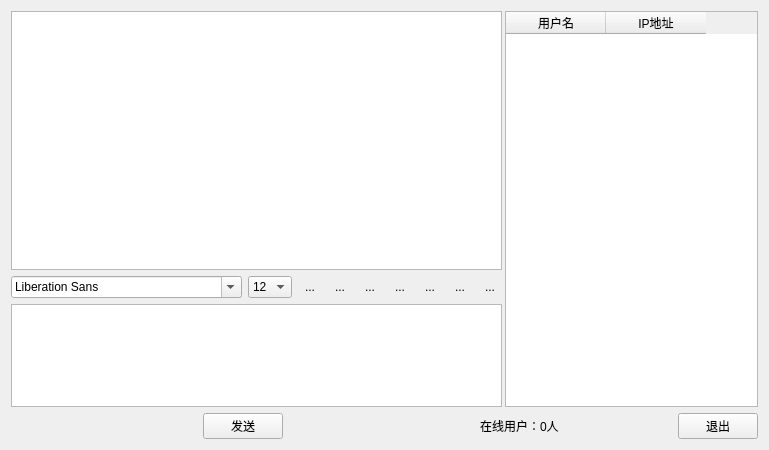
Before: the Qt Designer form homework6/homework6_1/widget.ui in brocoszhao/Network-Programming-homework, drawn with Qt 5.
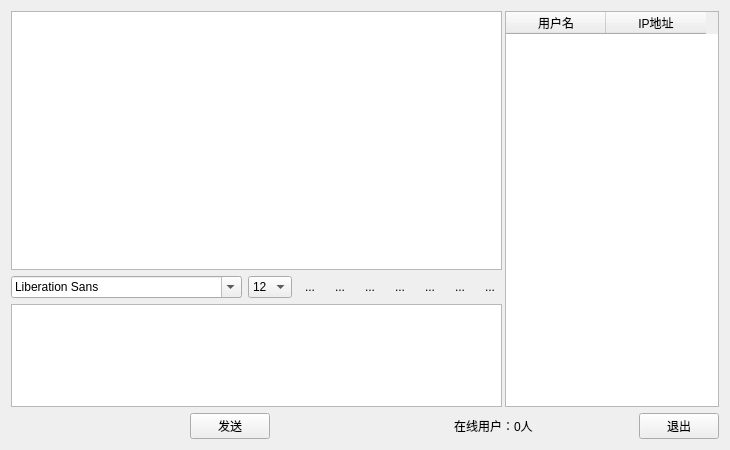
After: the same form once the commit is applied. Icons and pictures are not drawn.

Patch:
```diff
--- a/homework6/homework6_1/widget.ui
+++ b/homework6/homework6_1/widget.ui
@@ -6,7 +6,7 @@
    <rect>
     <x>0</x>
     <y>0</y>
-    <width>769</width>
+    <width>730</width>
     <height>450</height>
    </rect>
   </property>
```
